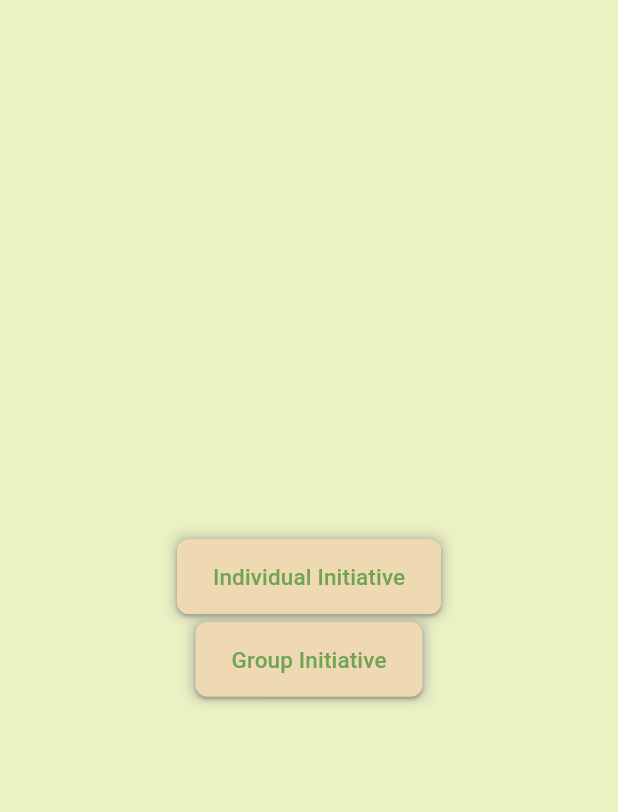
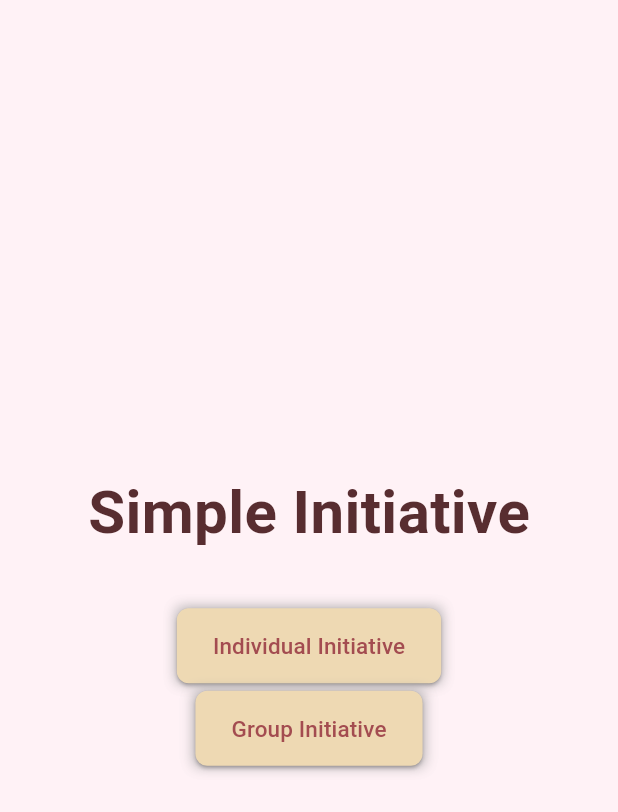
Before and after one commit to carlo-echon/Simple-Initiative-Tracker-App, a Flutter app: the screen it shows after launch, on a phone screen of 412 x 824 dp. Shown: the top 812 px of the screen. Run offline on Flutter 3.47's test engine with Material 3 defaults, Android fonts, the light colour scheme and no system bars.

Commit message:
Fixed color scheme and some UI for main menu.

```diff
--- a/lib/screens/add_combatant_grp_screen.dart
+++ b/lib/screens/add_combatant_grp_screen.dart
@@ -1,5 +1,6 @@
 import 'package:flutter/material.dart';
 import 'package:provider/provider.dart';
+import 'package:simple_initiative_tracker_app/utils/colors.dart';
 import 'package:simple_initiative_tracker_app/utils/combatant_indiv.dart';
 import 'package:simple_initiative_tracker_app/utils/group_provider.dart';
 
@@ -62,6 +63,7 @@ class _AddCombatantGroupScreenState extends State<AddCombatantGroupScreen> {
     return Scaffold(
       appBar: AppBar(
         title: const Text('Add Combatant Group'),
+        backgroundColor: topBarColor,
       ),
       body: Padding(
         padding: const EdgeInsets.all(16.0),
--- a/lib/screens/add_combatant_indiv_screen.dart
+++ b/lib/screens/add_combatant_indiv_screen.dart
@@ -49,7 +49,7 @@ class _AddCombatantIndivScreenState extends State<AddCombatantIndivScreen> {
     return Scaffold(
       appBar: AppBar(
         title: const Text('Add Combatant (Individual)'),
-        backgroundColor: bgColor,
+        backgroundColor: topBarColor,
       ),
       body: Padding(
         padding: const EdgeInsets.all(16.0),
--- a/lib/screens/group_init_screen.dart
+++ b/lib/screens/group_init_screen.dart
@@ -84,7 +84,7 @@ class _GroupInitiativeScreenState extends State<GroupInitiativeScreen> {
              icon: const Icon(Icons.add)
              ),
         ],
-        backgroundColor: bgColor,
+        backgroundColor: topBarColor,
       ),
       body: Center(
         child: ListView.separated(
--- a/lib/screens/indiv_init_screen.dart
+++ b/lib/screens/indiv_init_screen.dart
@@ -86,7 +86,7 @@ class _IndivInitiativeScreenState extends State<IndivInitiativeScreen> {
              icon: const Icon(Icons.add)
              ),
         ],
-        backgroundColor: bgColor,
+        backgroundColor: topBarColor,
       ),
       body: Center(
         child: ListView.separated(
--- a/lib/screens/main_menu_screen.dart
+++ b/lib/screens/main_menu_screen.dart
@@ -23,11 +23,23 @@ class MainMenuScreen extends StatelessWidget {
         child: Column(
         mainAxisAlignment: MainAxisAlignment.center,
         children: [
+          const Text(
+            'Simple Initiative',
+            style: TextStyle(
+              fontWeight: FontWeight.bold,
+              fontSize: 40.0,
+              color: Color.fromRGBO(88, 45, 48, 1)
+              ),
+             ),
+          const SizedBox(
+            width: 5,
+            height: 35,
+          ),
           CustomButton(
             onPressed: () => indivInitative(context),
             text: "Individual Initiative"
           ),
-          SizedBox(
+          const SizedBox(
             width: 5,
             height: 5,
           ),
--- a/lib/utils/colors.dart
+++ b/lib/utils/colors.dart
@@ -1,3 +1,4 @@
 import 'package:flutter/material.dart';
 
-const bgColor = Color.fromRGBO(230, 238, 179, 0.8);
+const bgColor = Color.fromRGBO(255, 239, 244, 0.8);
+const topBarColor = Color.fromRGBO(211, 36, 48, 1);
--- a/lib/widgets/custom_button.dart
+++ b/lib/widgets/custom_button.dart
@@ -29,7 +29,7 @@ class CustomButton extends StatelessWidget {
           ),
           backgroundColor: Color.fromRGBO(238, 217, 179, 1)
         ),
-        child: Text(text, style: const TextStyle(fontSize: 15, color: Color.fromRGBO(113, 163, 84, 1))),
+        child: Text(text, style: const TextStyle(fontSize: 15, color: Color.fromRGBO(163, 76, 80, 1))),
         ),
     );
   }
```
